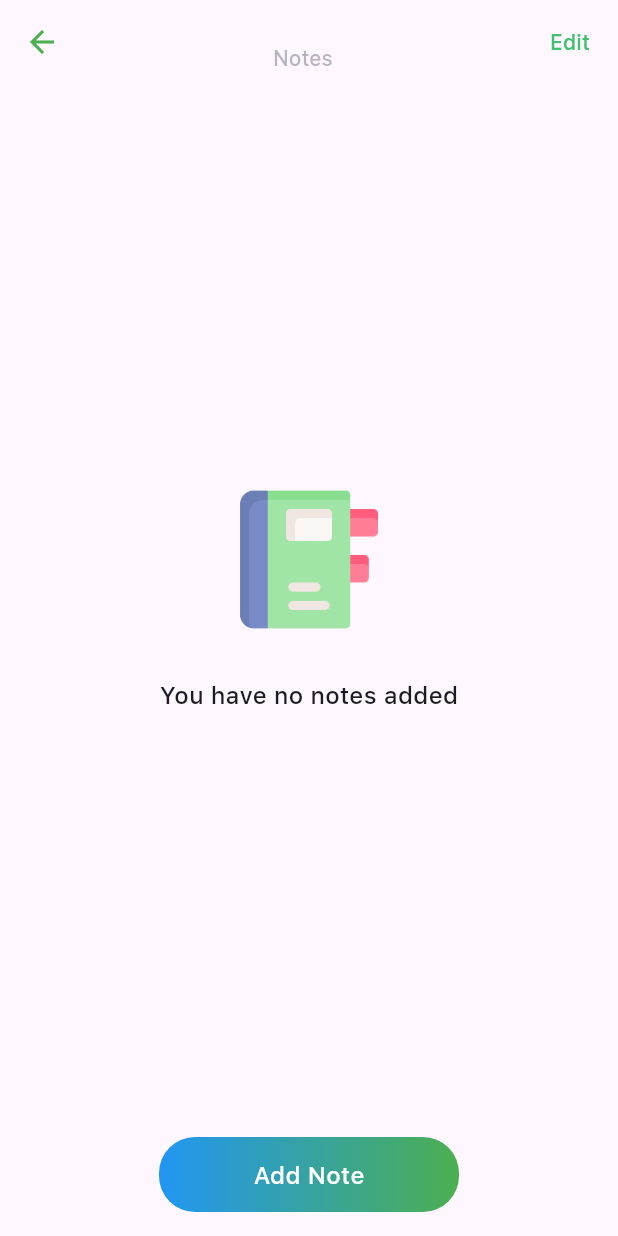
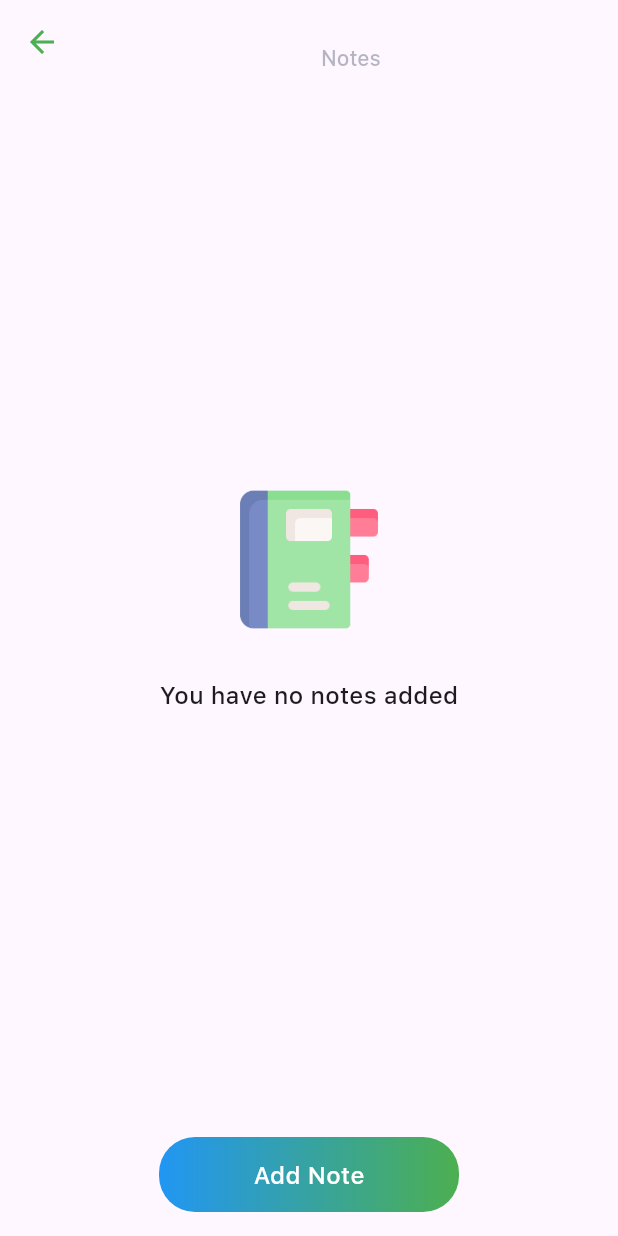
Before and after one commit to TST-TEAM-APPS/tt_10, a Flutter app: the NotesPage screen opened directly with empty values, on a phone screen of 412 x 824 dp. Run offline on Flutter 3.47's test engine with Material 3 defaults, Android fonts, the phone set to English and light mode, and no system bars; our stand-ins replace easy_date_timeline, hive, hive_flutter; missing offline and left inert: pull_down_button; accounts and stored records are empty; project files that could hold a hidden picture were left out.

Commit message:
mini bug fixes

```diff
--- a/lib/classes_view/classes_page.dart
+++ b/lib/classes_view/classes_page.dart
@@ -86,7 +86,7 @@ class _ClassesPageState extends State<ClassesPage> {
         child: ChoiceChip(
           showCheckmark: false,
           side: const BorderSide(style: BorderStyle.none),
-          label: const Text('Все'),
+          label: const Text('All'),
           selected: _selectedSubject == null,
           onSelected: (selected) {
             setState(() {
--- a/lib/classes_view/edit_task_page.dart
+++ b/lib/classes_view/edit_task_page.dart
@@ -46,7 +46,7 @@ class _EditTaskPageState extends State<EditTaskPage> {
         await widget.task.save();
 
         ScaffoldMessenger.of(context).showSnackBar(
-          SnackBar(content: Text('Задача успешно обновлена')),
+          SnackBar(content: Text('Succesfully updated')),
         );
 
         Navigator.pop(context);
@@ -76,7 +76,7 @@ class _EditTaskPageState extends State<EditTaskPage> {
   void _confirmDelete() {
     showDialog(
       context: context,
-      builder: (context) => AlertDialog(
+      builder: (context) => CupertinoAlertDialog(
         title: const Text('Удалить задачу'),
         content: const Text('Вы уверены, что хотите удалить эту задачу?'),
         actions: [
@@ -225,7 +225,7 @@ class _EditTaskPageState extends State<EditTaskPage> {
               DisplayGradientButton(
                 onPressed: _saveTask,
                 text: Text(
-                  'Сохранить изменения',
+                  'Save changes',
                   style: AppTextStyles.bodyLargeMedium
                       .copyWith(color: Colors.white),
                 ),
--- a/lib/classes_view/notes_page.dart
+++ b/lib/classes_view/notes_page.dart
@@ -1,3 +1,4 @@
+import 'package:flutter/cupertino.dart';
 import 'package:flutter/material.dart';
 import 'package:hive_flutter/hive_flutter.dart';
 import 'package:intl/intl.dart';
@@ -49,7 +50,7 @@ class _NotesPageState extends State<NotesPage> {
   void _confirmDelete(Note note) {
     showDialog(
       context: context,
-      builder: (context) => AlertDialog(
+      builder: (context) => CupertinoAlertDialog(
         title: const Text('Delete Note'),
         content: const Text('Are you sure you want to delete this note?'),
         actions: [
@@ -93,15 +94,6 @@ class _NotesPageState extends State<NotesPage> {
             ],
           ),
         ),
-        actions: [
-          TextButton(
-            onPressed: () {},
-            child: const Text(
-              'Edit',
-              style: TextStyle(color: Color.fromRGBO(65, 192, 114, 1)),
-            ),
-          ),
-        ],
       ),
       body: Column(
         children: [
--- a/lib/homework_view/homeworks_page.dart
+++ b/lib/homework_view/homeworks_page.dart
@@ -104,7 +104,7 @@ class _HomeworksPageState extends State<HomeworksPage> {
     // Подтверждение удаления (опционально)
     bool? confirm = await showDialog<bool>(
       context: context,
-      builder: (context) => AlertDialog(
+      builder: (context) => CupertinoAlertDialog(
         title: const Text('Delete Homework'),
         content: const Text('Are you sure'),
         actions: [
```
